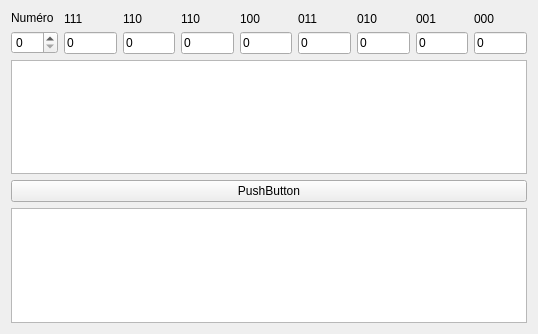
First picture: the form in src/ui/elementaireview.ui, repository danousna/autocell, before the edit.
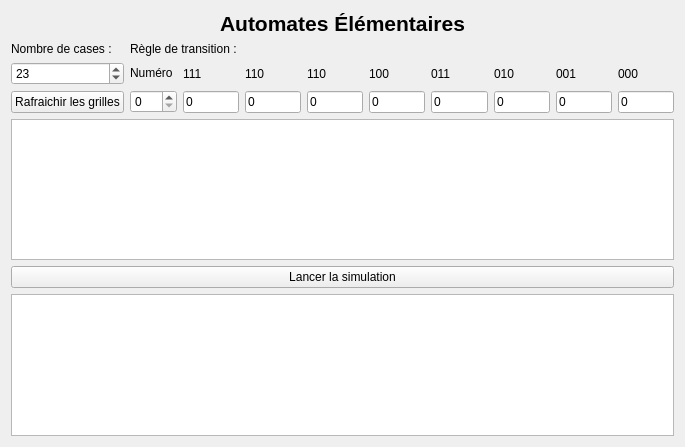
Second picture: the form after the edit.

Commit message: Ajout fonction drawGrille() + singleton automate en cours

Diff of the .ui file:
```diff
--- a/src/ui/elementaireview.ui
+++ b/src/ui/elementaireview.ui
@@ -6,8 +6,8 @@
    <rect>
     <x>0</x>
     <y>0</y>
-    <width>538</width>
-    <height>334</height>
+    <width>685</width>
+    <height>447</height>
    </rect>
   </property>
   <property name="windowTitle">
@@ -15,7 +15,56 @@
   </property>
   <layout class="QVBoxLayout" name="verticalLayout_10">
    <item>
-    <layout class="QHBoxLayout" name="horizontalLayout">
+    <widget class="QLabel" name="titreLabel">
+     <property name="font">
+      <font>
+       <pointsize>16</pointsize>
+       <weight>75</weight>
+       <bold>true</bold>
+      </font>
+     </property>
+     <property name="text">
+      <string>Automates Élémentaires</string>
+     </property>
+     <property name="alignment">
+      <set>Qt::AlignCenter</set>
+     </property>
+    </widget>
+   </item>
+   <item>
+    <layout class="QGridLayout" name="gridLayout">
+     <item row="1" column="0">
+      <layout class="QVBoxLayout" name="tailleForm">
+       <item>
+        <widget class="QSpinBox" name="inputTaille">
+         <property name="minimum">
+          <number>1</number>
+         </property>
+         <property name="maximum">
+          <number>50</number>
+         </property>
+         <property name="value">
+          <number>23</number>
+         </property>
+        </widget>
+       </item>
+       <item>
+        <widget class="QPushButton" name="btnRefreshTaille">
+         <property name="enabled">
+          <bool>true</bool>
+         </property>
+         <property name="styleSheet">
+          <string notr="true"/>
+         </property>
+         <property name="text">
+          <string>Rafraichir les grilles</string>
+         </property>
+        </widget>
+       </item>
+      </layout>
+     </item>
+     <item row="1" column="1">
+      <layout class="QHBoxLayout" name="regleForm">
      <item>
       <layout class="QVBoxLayout" name="verticalLayout">
        <item>
@@ -204,6 +253,22 @@
      </item>
     </layout>
    </item>
+     <item row="0" column="1">
+      <widget class="QLabel" name="label_2">
+       <property name="text">
+        <string>Règle de transition :</string>
+       </property>
+      </widget>
+     </item>
+     <item row="0" column="0">
+      <widget class="QLabel" name="label">
+       <property name="text">
+        <string>Nombre de cases :</string>
+       </property>
+      </widget>
+     </item>
+    </layout>
+   </item>
    <item>
     <widget class="QTableWidget" name="grilleDepart">
      <property name="verticalScrollBarPolicy">
@@ -226,7 +291,7 @@
    <item>
     <widget class="QPushButton" name="btnPlaySimulation">
      <property name="text">
-      <string>PushButton</string>
+      <string>Lancer la simulation</string>
      </property>
     </widget>
    </item>
```
Lines whose indentation alone changed are shown as unchanged. The commit also changes 7 other files.
